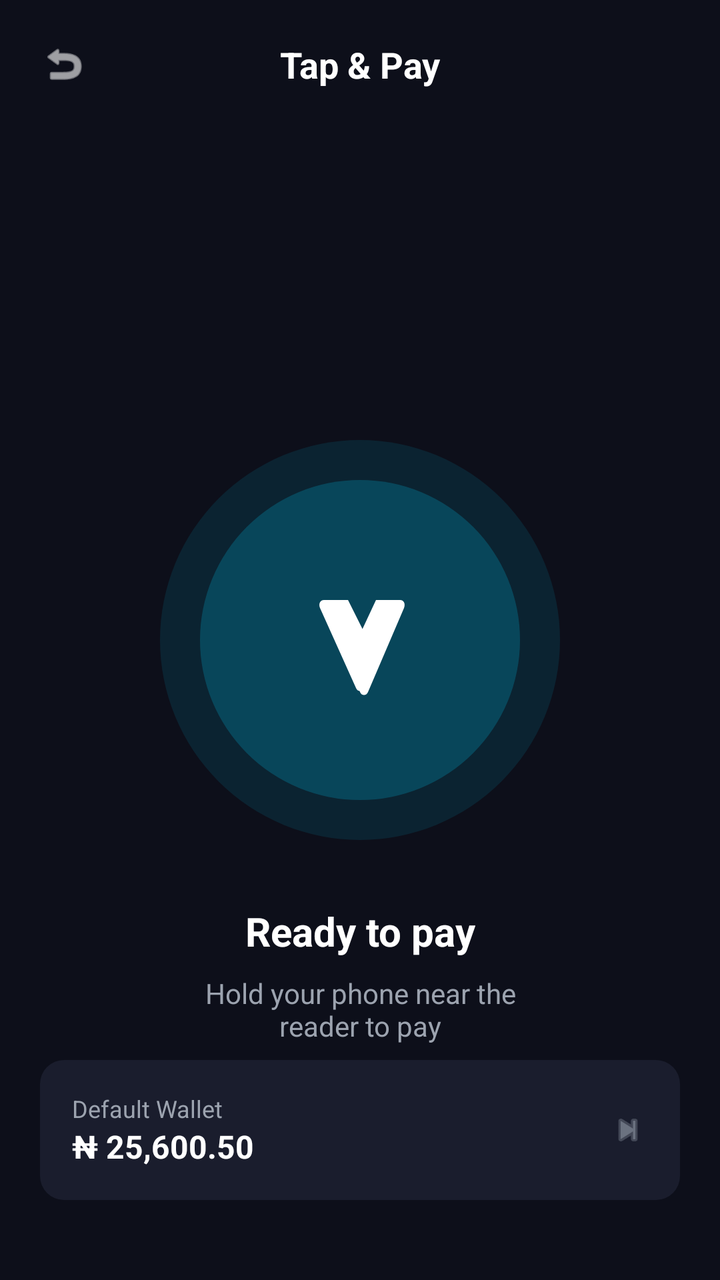
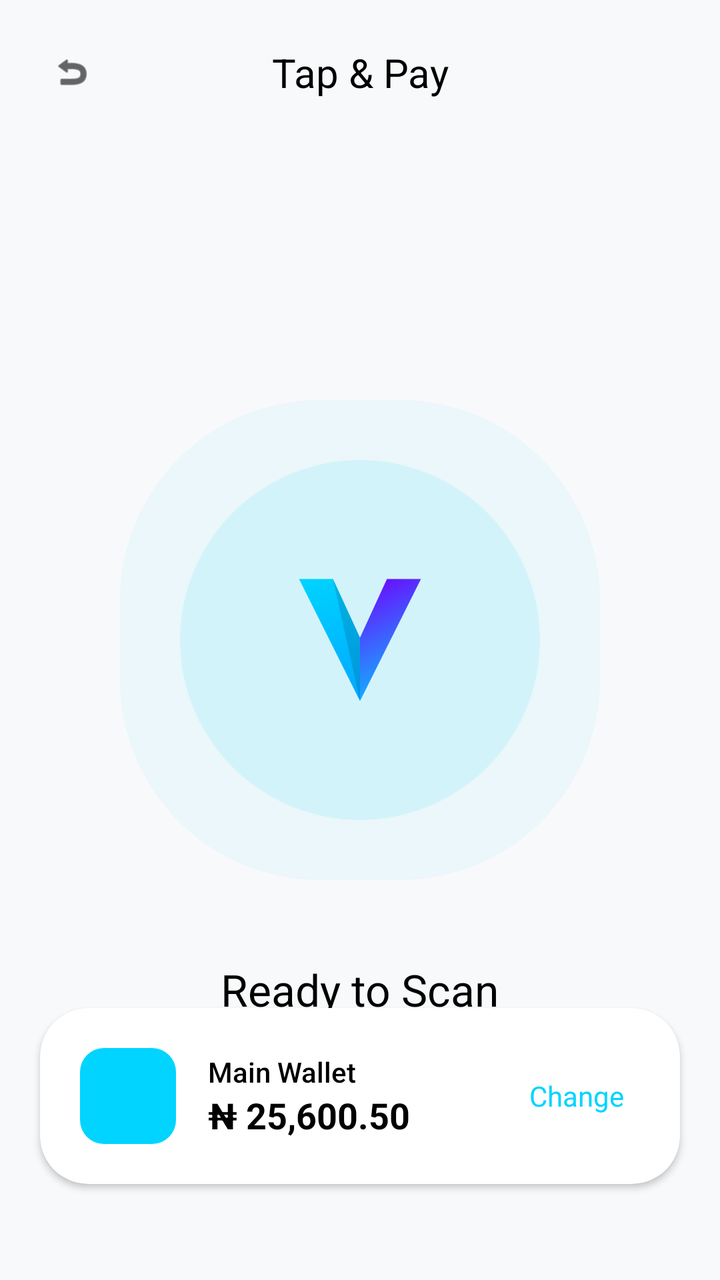

The first picture is an Android layout as it rendered before a commit; the second is the same layout after the commit. The layout source and the unified diff follow.
<!-- AndroidManifest.xml: application theme Theme.VELTRA -->
<!-- res/layout/activity_veltra_tap_and_pay.xml -->
<?xml version="1.0" encoding="utf-8"?>
<androidx.constraintlayout.widget.ConstraintLayout xmlns:android="http://schemas.android.com/apk/res/android"
    xmlns:app="http://schemas.android.com/apk/res-auto"
    android:layout_width="match_parent"
    android:layout_height="match_parent"
    android:background="@color/background_dark">

    <ImageView
        android:id="@+id/backBtn"
        android:layout_width="24dp"
        android:layout_height="24dp"
        android:src="@android:drawable/ic_menu_revert"
        android:layout_margin="20dp"
        android:contentDescription="Back"
        app:layout_constraintStart_toStartOf="parent"
        app:layout_constraintTop_toTopOf="parent"
        app:tint="@color/white" />

    <TextView
        android:layout_width="wrap_content"
        android:layout_height="wrap_content"
        android:text="Tap &amp; Pay"
        android:textColor="@color/white"
        android:textSize="18sp"
        android:textStyle="bold"
        app:layout_constraintTop_toTopOf="@id/backBtn"
        app:layout_constraintBottom_toBottomOf="@id/backBtn"
        app:layout_constraintStart_toStartOf="parent"
        app:layout_constraintEnd_toEndOf="parent" />

    <FrameLayout
        android:id="@+id/nfcRipples"
        android:layout_width="200dp"
        android:layout_height="200dp"
        app:layout_constraintTop_toTopOf="parent"
        app:layout_constraintBottom_toBottomOf="parent"
        app:layout_constraintStart_toStartOf="parent"
        app:layout_constraintEnd_toEndOf="parent">

        
        <View android:layout_width="match_parent" android:layout_height="match_parent" android:background="@drawable/pay_button_background" android:alpha="0.1" />
        <View android:layout_width="160dp" android:layout_height="160dp" android:layout_gravity="center" android:background="@drawable/pay_button_background" android:alpha="0.2" />

        <ImageView
            android:layout_width="80dp"
            android:layout_height="80dp"
            android:layout_gravity="center"
            android:src="@drawable/ic_veltra_logo"
            app:tint="@color/white"
            android:contentDescription="NFC Icon" />

    </FrameLayout>

    <TextView
        android:id="@+id/statusTitle"
        android:layout_width="wrap_content"
        android:layout_height="wrap_content"
        android:text="Ready to pay"
        android:textColor="@color/white"
        android:textSize="20sp"
        android:textStyle="bold"
        android:layout_marginTop="32dp"
        app:layout_constraintTop_toBottomOf="@id/nfcRipples"
        app:layout_constraintStart_toStartOf="parent"
        app:layout_constraintEnd_toEndOf="parent" />

    <TextView
        android:layout_width="wrap_content"
        android:layout_height="wrap_content"
        android:text="Hold your phone near the\nreader to pay"
        android:textColor="@color/text_secondary"
        android:textSize="14sp"
        android:gravity="center"
        android:layout_marginTop="8dp"
        app:layout_constraintTop_toBottomOf="@id/statusTitle"
        app:layout_constraintStart_toStartOf="parent"
        app:layout_constraintEnd_toEndOf="parent" />

    
    <androidx.constraintlayout.widget.ConstraintLayout
        android:layout_width="match_parent"
        android:layout_height="wrap_content"
        android:layout_marginHorizontal="20dp"
        android:layout_marginBottom="40dp"
        android:padding="16dp"
        android:background="@drawable/quick_action_background"
        app:layout_constraintBottom_toBottomOf="parent">

        <TextView
            android:id="@+id/walletLabel"
            android:layout_width="wrap_content"
            android:layout_height="wrap_content"
            android:text="Default Wallet"
            android:textColor="@color/text_secondary"
            android:textSize="12sp"
            app:layout_constraintStart_toStartOf="parent"
            app:layout_constraintTop_toTopOf="parent" />

        <TextView
            android:layout_width="wrap_content"
            android:layout_height="wrap_content"
            android:text="₦ 25,600.50"
            android:textColor="@color/white"
            android:textStyle="bold"
            android:textSize="16sp"
            app:layout_constraintStart_toStartOf="parent"
            app:layout_constraintTop_toBottomOf="@id/walletLabel" />

        <ImageView
            android:layout_width="20dp"
            android:layout_height="20dp"
            android:src="@android:drawable/ic_media_next"
            app:layout_constraintEnd_toEndOf="parent"
            app:layout_constraintTop_toTopOf="parent"
            app:layout_constraintBottom_toBottomOf="parent"
            app:tint="@color/text_muted" />

    </androidx.constraintlayout.widget.ConstraintLayout>

</androidx.constraintlayout.widget.ConstraintLayout>
<!-- resources referenced by this layout -->
<resources>
  <color name="background_dark">#0D0F1A</color>
  <color name="text_muted">#6B7280</color>
  <color name="text_secondary">#9CA3AF</color>
  <color name="white">#FFFFFF</color>
  <!-- drawable ic_veltra_logo (drawable) -->
  <?xml version="1.0" encoding="utf-8"?>
  <vector xmlns:android="http://schemas.android.com/apk/res/android"
      xmlns:aapt="http://schemas.android.com/aapt"
      android:width="200dp"
      android:height="200dp"
      android:viewportWidth="200"
      android:viewportHeight="200">
  
      
      <path
          android:pathData="M110,165 L155,60 C157,55 155,50 150,50 L125,50 L95,120 L110,165 Z"
          android:fillColor="#1A000000" />
  
      
      <path
          android:pathData="M55,50 C50,50 48,55 50,60 L95,160 C97,165 103,165 105,160 L120,120 L85,50 L55,50 Z">
          <aapt:attr name="android:fillColor">
              <gradient
                  android:startX="50"
                  android:startY="50"
                  android:endX="100"
                  android:endY="160"
                  android:type="linear">
                  <item android:offset="0" android:color="#00E5FF" />
                  <item android:offset="1" android:color="#007BFF" />
              </gradient>
          </aapt:attr>
      </path>
  
      
      <path
          android:pathData="M150,50 C155,50 157,55 155,60 L110,165 C108,170 102,170 100,165 L85,125 L120,50 L150,50 Z">
          <aapt:attr name="android:fillColor">
              <gradient
                  android:startX="155"
                  android:startY="50"
                  android:endX="100"
                  android:endY="170"
                  android:type="linear">
                  <item android:offset="0" android:color="#7000FF" />
                  <item android:offset="1" android:color="#4B0082" />
              </gradient>
          </aapt:attr>
      </path>
  
  </vector>
  <!-- drawable pay_button_background (drawable) -->
  <?xml version="1.0" encoding="utf-8"?>
  <shape xmlns:android="http://schemas.android.com/apk/res/android">
      <solid android:color="@color/veltra_primary" />
      <corners android:radius="100dp" />
  </shape>
  <!-- drawable quick_action_background (drawable) -->
  <?xml version="1.0" encoding="utf-8"?>
  <shape xmlns:android="http://schemas.android.com/apk/res/android">
      <solid android:color="@color/surface_dark" />
      <corners android:radius="12dp" />
  </shape>
  <style name="Theme.VELTRA" parent="Theme.MaterialComponents.DayNight.NoActionBar">
          
          <item name="colorPrimary">@color/veltra_primary</item>
          <item name="colorPrimaryVariant">@color/veltra_secondary</item>
          <item name="colorOnPrimary">@color/white</item>
          
          <item name="colorSecondary">@color/veltra_secondary</item>
          <item name="colorSecondaryVariant">@color/veltra_secondary</item>
          <item name="colorOnSecondary">@color/white</item>
          
          <item name="android:statusBarColor">@color/background_dark</item>
          <item name="android:windowLightStatusBar">false</item>
          
          <item name="android:windowBackground">@color/background_dark</item>
      </style>
  <color name="veltra_primary">#00D4FF</color>
  <color name="surface_dark">#1A1D2D</color>
  <color name="veltra_secondary">#7000FF</color>
</resources>

<!-- the commit's change to res/layout/activity_veltra_tap_and_pay.xml (unified diff, before → after) -->
@@ -3,26 +3,27 @@
     xmlns:app="http://schemas.android.com/apk/res-auto"
     android:layout_width="match_parent"
     android:layout_height="match_parent"
-    android:background="@color/background_dark">
+    android:background="@color/background_themed">
 
     <ImageView
         android:id="@+id/backBtn"
-        android:layout_width="24dp"
-        android:layout_height="24dp"
+        android:layout_width="40dp"
+        android:layout_height="40dp"
         android:src="@android:drawable/ic_menu_revert"
-        android:layout_margin="20dp"
+        android:layout_margin="16dp"
+        android:padding="10dp"
         android:contentDescription="Back"
         app:layout_constraintStart_toStartOf="parent"
         app:layout_constraintTop_toTopOf="parent"
-        app:tint="@color/white" />
+        app:tint="@color/text_themed_primary" />
 
     <TextView
         android:layout_width="wrap_content"
         android:layout_height="wrap_content"
         android:text="Tap &amp; Pay"
-        android:textColor="@color/white"
-        android:textSize="18sp"
-        android:textStyle="bold"
+        android:textColor="@color/text_themed_primary"
+        android:textSize="20sp"
+        android:fontFamily="sans-serif-bold"
         app:layout_constraintTop_toTopOf="@id/backBtn"
         app:layout_constraintBottom_toBottomOf="@id/backBtn"
         app:layout_constraintStart_toStartOf="parent"
@@ -30,23 +31,21 @@
 
     <FrameLayout
         android:id="@+id/nfcRipples"
-        android:layout_width="200dp"
-        android:layout_height="200dp"
+        android:layout_width="240dp"
+        android:layout_height="240dp"
         app:layout_constraintTop_toTopOf="parent"
         app:layout_constraintBottom_toBottomOf="parent"
         app:layout_constraintStart_toStartOf="parent"
         app:layout_constraintEnd_toEndOf="parent">
 
-        
-        <View android:layout_width="match_parent" android:layout_height="match_parent" android:background="@drawable/pay_button_background" android:alpha="0.1" />
-        <View android:layout_width="160dp" android:layout_height="160dp" android:layout_gravity="center" android:background="@drawable/pay_button_background" android:alpha="0.2" />
+        <View android:layout_width="match_parent" android:layout_height="match_parent" android:background="@drawable/pay_button_background" android:alpha="0.05" />
+        <View android:layout_width="180dp" android:layout_height="180dp" android:layout_gravity="center" android:background="@drawable/pay_button_background" android:alpha="0.1" />
 
         <ImageView
-            android:layout_width="80dp"
-            android:layout_height="80dp"
+            android:layout_width="100dp"
+            android:layout_height="100dp"
             android:layout_gravity="center"
             android:src="@drawable/ic_veltra_logo"
-            app:tint="@color/white"
             android:contentDescription="NFC Icon" />
 
     </FrameLayout>
@@ -55,11 +54,11 @@
         android:id="@+id/statusTitle"
         android:layout_width="wrap_content"
         android:layout_height="wrap_content"
-        android:text="Ready to pay"
-        android:textColor="@color/white"
-        android:textSize="20sp"
-        android:textStyle="bold"
-        android:layout_marginTop="32dp"
+        android:text="Ready to Scan"
+        android:textColor="@color/text_themed_primary"
+        android:textSize="22sp"
+        android:fontFamily="sans-serif-bold"
+        android:layout_marginTop="40dp"
         app:layout_constraintTop_toBottomOf="@id/nfcRipples"
         app:layout_constraintStart_toStartOf="parent"
         app:layout_constraintEnd_toEndOf="parent" />
@@ -67,54 +66,74 @@
     <TextView
         android:layout_width="wrap_content"
         android:layout_height="wrap_content"
-        android:text="Hold your phone near the\nreader to pay"
+        android:text="Hold your phone near a Veltra terminal\nor another device to pay."
         android:textColor="@color/text_secondary"
         android:textSize="14sp"
         android:gravity="center"
-        android:layout_marginTop="8dp"
+        android:layout_marginTop="12dp"
         app:layout_constraintTop_toBottomOf="@id/statusTitle"
         app:layout_constraintStart_toStartOf="parent"
         app:layout_constraintEnd_toEndOf="parent" />
 
     
-    <androidx.constraintlayout.widget.ConstraintLayout
+    <androidx.cardview.widget.CardView
+        android:id="@+id/walletSelectorCard"
         android:layout_width="match_parent"
         android:layout_height="wrap_content"
         android:layout_marginHorizontal="20dp"
-        android:layout_marginBottom="40dp"
-        android:padding="16dp"
-        android:background="@drawable/quick_action_background"
+        android:layout_marginBottom="48dp"
+        app:cardCornerRadius="24dp"
+        app:cardBackgroundColor="@color/surface_themed"
+        app:cardElevation="2dp"
         app:layout_constraintBottom_toBottomOf="parent">
 
-        <TextView
-            android:id="@+id/walletLabel"
-            android:layout_width="wrap_content"
+        <LinearLayout
+            android:layout_width="match_parent"
             android:layout_height="wrap_content"
-            android:text="Default Wallet"
-            android:textColor="@color/text_secondary"
-            android:textSize="12sp"
-            app:layout_constraintStart_toStartOf="parent"
-            app:layout_constraintTop_toTopOf="parent" />
+            android:orientation="horizontal"
+            android:padding="20dp"
+            android:gravity="center_vertical">
 
-        <TextView
-            android:layout_width="wrap_content"
-            android:layout_height="wrap_content"
-            android:text="₦ 25,600.50"
-            android:textColor="@color/white"
-            android:textStyle="bold"
-            android:textSize="16sp"
-            app:layout_constraintStart_toStartOf="parent"
-            app:layout_constraintTop_toBottomOf="@id/walletLabel" />
+            <View
+                android:layout_width="48dp"
+                android:layout_height="48dp"
+                android:background="@drawable/quick_action_background"
+                android:backgroundTint="@color/veltra_primary" />
 
-        <ImageView
-            android:layout_width="20dp"
-            android:layout_height="20dp"
-            android:src="@android:drawable/ic_media_next"
-            app:layout_constraintEnd_toEndOf="parent"
-            app:layout_constraintTop_toTopOf="parent"
-            app:layout_constraintBottom_toBottomOf="parent"
-            app:tint="@color/text_muted" />
+            <LinearLayout
+                android:layout_width="0dp"
+                android:layout_weight="1"
+                android:layout_height="wrap_content"
+                android:orientation="vertical"
+                android:layout_marginStart="16dp">
+                <TextView
+                    android:id="@+id/selectedWalletName"
+                    android:layout_width="wrap_content"
+                    android:layout_height="wrap_content"
+                    android:text="Main Wallet"
+                    android:textColor="@color/text_themed_primary"
+                    android:textSize="14sp"
+                    android:fontFamily="sans-serif-medium" />
+                <TextView
+                    android:id="@+id/selectedWalletBalance"
+                    android:layout_width="wrap_content"
+                    android:layout_height="wrap_content"
+                    android:text="₦ 25,600.50"
+                    android:textColor="@color/text_themed_primary"
+                    android:textStyle="bold"
+                    android:textSize="18sp" />
+            </LinearLayout>
 
-    </androidx.constraintlayout.widget.ConstraintLayout>
+            <TextView
+                android:layout_width="wrap_content"
+                android:layout_height="wrap_content"
+                android:text="Change"
+                android:textColor="@color/veltra_primary"
+                android:textSize="14sp"
+                android:fontFamily="sans-serif-bold"
+                android:padding="8dp" />
+
+        </LinearLayout>
+    </androidx.cardview.widget.CardView>
 
 </androidx.constraintlayout.widget.ConstraintLayout>
<!-- resource entries referenced after the edit -->
@@ -1,54 +1,55 @@
 <!-- resources referenced by this layout -->
 <resources>
-  <color name="background_dark">#0D0F1A</color>
-  <color name="text_muted">#6B7280</color>
+  <color name="background_themed">@color/background_light</color>
+  <color name="surface_themed">@color/surface_light</color>
   <color name="text_secondary">#9CA3AF</color>
+  <color name="text_themed_primary">@color/black</color>
   <color name="white">#FFFFFF</color>
   <!-- drawable ic_veltra_logo (drawable) -->
   <?xml version="1.0" encoding="utf-8"?>
   <vector xmlns:android="http://schemas.android.com/apk/res/android"
       xmlns:aapt="http://schemas.android.com/aapt"
-      android:width="200dp"
-      android:height="200dp"
-      android:viewportWidth="200"
-      android:viewportHeight="200">
+      android:width="512dp"
+      android:height="512dp"
+      android:viewportWidth="1024"
+      android:viewportHeight="1024">
   
       
       <path
-          android:pathData="M110,165 L155,60 C157,55 155,50 150,50 L125,50 L95,120 L110,165 Z"
-          android:fillColor="#1A000000" />
-  
-      
-      <path
-          android:pathData="M55,50 C50,50 48,55 50,60 L95,160 C97,165 103,165 105,160 L120,120 L85,50 L55,50 Z">
+          android:pathData="M512,824 L824,200 L650,200 L512,500 L512,824 Z">
           <aapt:attr name="android:fillColor">
               <gradient
-                  android:startX="50"
-                  android:startY="50"
-                  android:endX="100"
-                  android:endY="160"
+                  android:startX="512"
+                  android:startY="200"
+                  android:endX="824"
+                  android:endY="824"
                   android:type="linear">
-                  <item android:offset="0" android:color="#00E5FF" />
-                  <item android:offset="1" android:color="#007BFF" />
+                  <item android:color="#7000FF" android:offset="0.0" />
+                  <item android:color="#00D4FF" android:offset="1.0" />
               </gradient>
           </aapt:attr>
       </path>
   
       
       <path
-          android:pathData="M150,50 C155,50 157,55 155,60 L110,165 C108,170 102,170 100,165 L85,125 L120,50 L150,50 Z">
+          android:pathData="M200,200 L512,824 L512,500 L374,200 L200,200 Z">
           <aapt:attr name="android:fillColor">
               <gradient
-                  android:startX="155"
-                  android:startY="50"
-                  android:endX="100"
-                  android:endY="170"
+                  android:startX="200"
+                  android:startY="200"
+                  android:endX="512"
+                  android:endY="824"
                   android:type="linear">
-                  <item android:offset="0" android:color="#7000FF" />
-                  <item android:offset="1" android:color="#4B0082" />
+                  <item android:color="#00D4FF" android:offset="0.0" />
+                  <item android:color="#00A8FF" android:offset="1.0" />
               </gradient>
           </aapt:attr>
       </path>
+  
+      
+      <path
+          android:fillColor="#20000000"
+          android:pathData="M512,500 L512,824 L374,200 L512,500 Z" />
   
   </vector>
   <!-- drawable pay_button_background (drawable) -->
@@ -73,11 +74,16 @@
           <item name="colorSecondaryVariant">@color/veltra_secondary</item>
           <item name="colorOnSecondary">@color/white</item>
           
-          <item name="android:statusBarColor">@color/background_dark</item>
-          <item name="android:windowLightStatusBar">false</item>
+          <item name="android:statusBarColor">?attr/colorSurface</item>
+          <item name="android:windowLightStatusBar">true</item>
           
-          <item name="android:windowBackground">@color/background_dark</item>
+          <item name="android:windowBackground">@color/background_themed</item>
+          <item name="colorSurface">@color/surface_themed</item>
+          <item name="android:textColorPrimary">@color/text_themed_primary</item>
       </style>
+  <color name="background_light">#F8F9FA</color>
+  <color name="surface_light">#FFFFFF</color>
+  <color name="black">#000000</color>
   <color name="veltra_primary">#00D4FF</color>
   <color name="surface_dark">#1A1D2D</color>
   <color name="veltra_secondary">#7000FF</color>
